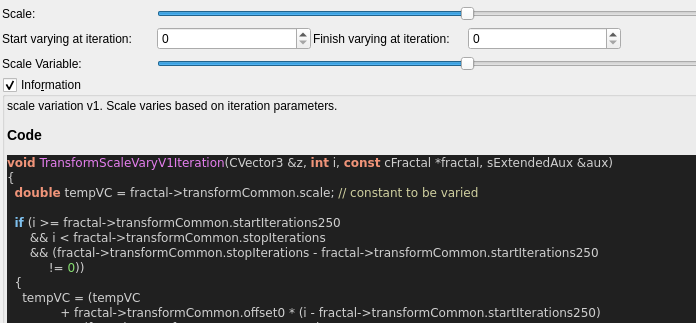
First picture: the form in mandelbulber2/qt_data/fractal_transf_scale_vary_v1.ui, repository buddhi1980/mandelbulber2, before the edit; both pictures show x 0 to 696 and y 0 to 323 of the 934 by 628 pixel window.
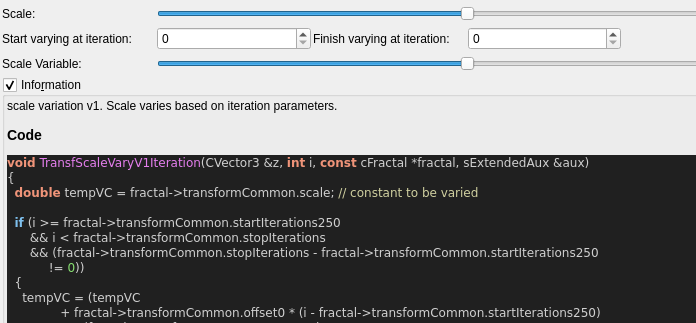
Second picture: the form after the edit. Custom widgets are drawn as their Qt base class.

```diff
--- a/mandelbulber2/qt_data/fractal_transf_scale_vary_v1.ui
+++ b/mandelbulber2/qt_data/fractal_transf_scale_vary_v1.ui
@@ -240,7 +240,7 @@
 &lt;/table&gt;
 &lt;h3&gt;Code&lt;/h3&gt;
 &lt;body style=&quot;background-color:#202020&quot;&gt;
-&lt;pre style=&quot;color:#d0d0d0; background-color:#202020;  font-family:'Courier New',monospace;&quot;&gt;&lt;span style=&quot;color:#f09479; font-weight:bold&quot;&gt;void&lt;/span&gt; &lt;span style=&quot;color:#e47eed&quot;&gt;TransformScaleVaryV1Iteration&lt;/span&gt;&lt;span style=&quot;color:#d0d0d0&quot;&gt;(&lt;/span&gt;CVector3 &lt;span style=&quot;color:#d0d0d0&quot;&gt;&amp;amp;&lt;/span&gt;z&lt;span style=&quot;color:#d0d0d0&quot;&gt;,&lt;/span&gt; &lt;span style=&quot;color:#f09479; font-weight:bold&quot;&gt;int&lt;/span&gt; i&lt;span style=&quot;color:#d0d0d0&quot;&gt;,&lt;/span&gt; &lt;span style=&quot;color:#f09479; font-weight:bold&quot;&gt;const&lt;/span&gt; cFractal &lt;span style=&quot;color:#d0d0d0&quot;&gt;*&lt;/span&gt;fractal&lt;span style=&quot;color:#d0d0d0&quot;&gt;,&lt;/span&gt; sExtendedAux &lt;span style=&quot;color:#d0d0d0&quot;&gt;&amp;amp;&lt;/span&gt;aux&lt;span style=&quot;color:#d0d0d0&quot;&gt;)&lt;/span&gt;
+&lt;pre style=&quot;color:#d0d0d0; background-color:#202020;  font-family:'Courier New',monospace;&quot;&gt;&lt;span style=&quot;color:#f09479; font-weight:bold&quot;&gt;void&lt;/span&gt; &lt;span style=&quot;color:#e47eed&quot;&gt;TransfScaleVaryV1Iteration&lt;/span&gt;&lt;span style=&quot;color:#d0d0d0&quot;&gt;(&lt;/span&gt;CVector3 &lt;span style=&quot;color:#d0d0d0&quot;&gt;&amp;amp;&lt;/span&gt;z&lt;span style=&quot;color:#d0d0d0&quot;&gt;,&lt;/span&gt; &lt;span style=&quot;color:#f09479; font-weight:bold&quot;&gt;int&lt;/span&gt; i&lt;span style=&quot;color:#d0d0d0&quot;&gt;,&lt;/span&gt; &lt;span style=&quot;color:#f09479; font-weight:bold&quot;&gt;const&lt;/span&gt; cFractal &lt;span style=&quot;color:#d0d0d0&quot;&gt;*&lt;/span&gt;fractal&lt;span style=&quot;color:#d0d0d0&quot;&gt;,&lt;/span&gt; sExtendedAux &lt;span style=&quot;color:#d0d0d0&quot;&gt;&amp;amp;&lt;/span&gt;aux&lt;span style=&quot;color:#d0d0d0&quot;&gt;)&lt;/span&gt;
 &lt;span style=&quot;color:#d0d0d0&quot;&gt;{&lt;/span&gt;
   &lt;span style=&quot;color:#f09479; font-weight:bold&quot;&gt;double&lt;/span&gt; tempVC &lt;span style=&quot;color:#d0d0d0&quot;&gt;=&lt;/span&gt; fractal&lt;span style=&quot;color:#d0d0d0&quot;&gt;-&amp;gt;&lt;/span&gt;transformCommon&lt;span style=&quot;color:#d0d0d0&quot;&gt;.&lt;/span&gt;scale&lt;span style=&quot;color:#d0d0d0&quot;&gt;;&lt;/span&gt; &lt;span style=&quot;color:#d0d0a0&quot;&gt;// constant to be varied&lt;/span&gt;
 
```
Left out of the diff: 4 changed lines with no effect on the pictures.
